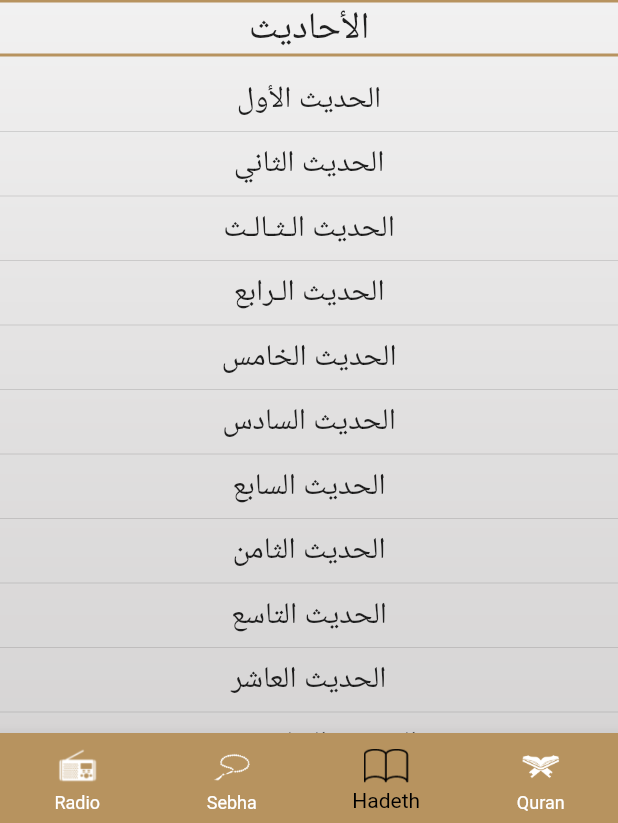
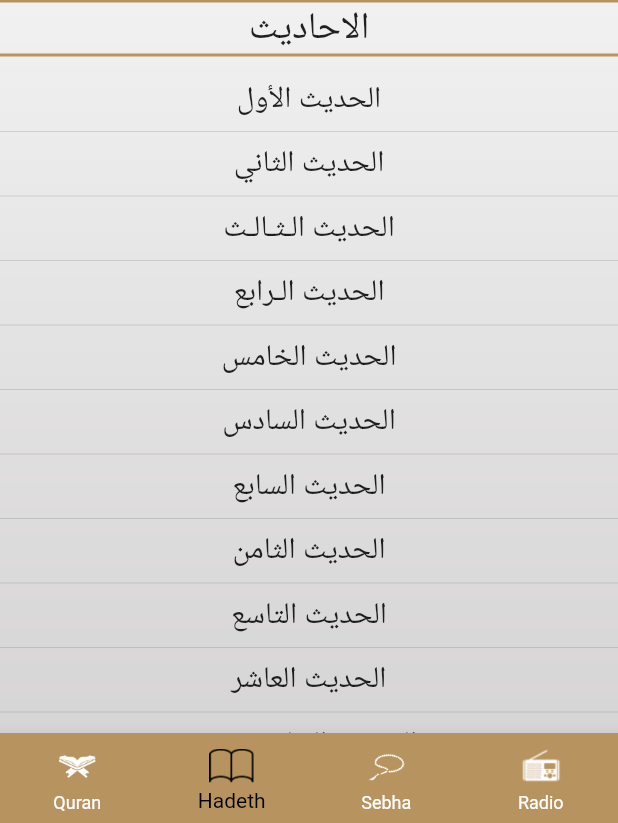
Before and after one commit to A7medabdelaty/Islami, a Flutter app: the screen it shows after launch, item 3 of the bottom bar chosen, on a phone screen of 412 x 824 dp, the part 413-1236 px from its top. Run offline on Flutter 3.47's test engine with Material 2 defaults, Android fonts, the phone set to English and light mode, and no system bars; generated files the repository leaves out were written again.

```diff
--- /dev/null
+++ b/l10n.yaml
@@ -0,0 +1,3 @@
+arb-dir: lib/l10n
+template-arb-file: app_en.arb
+output-localization-file: app_localizations.dart
--- a/lib/home_screen/hadeth_tab/hadeth_tab.dart
+++ b/lib/home_screen/hadeth_tab/hadeth_tab.dart
@@ -2,6 +2,7 @@ import 'package:flutter/material.dart';
 import 'package:flutter/services.dart';
 import 'package:islami/home_screen/hadeth_tab/hadeth_details.dart';
 import 'package:islami/theme.dart';
+import 'package:flutter_gen/gen_l10n/app_localizations.dart';
 
 class HadethTab extends StatefulWidget {
   const HadethTab({Key? key}) : super(key: key);
@@ -32,8 +33,8 @@ class _HadethTabState extends State<HadethTab> {
                   border: Border.symmetric(
                       horizontal:
                           BorderSide(color: MyTheme.mainGold, width: 2))),
-              child: const Text(
-                'الأحاديث',
+              child: Text(
+                AppLocalizations.of(context)!.ahadeth,
                 style: TextStyle(fontSize: 25),
               ),
             ),
--- a/lib/home_screen/home.dart
+++ b/lib/home_screen/home.dart
@@ -1,4 +1,5 @@
 import 'package:flutter/material.dart';
+import 'package:flutter_gen/gen_l10n/app_localizations.dart';
 import 'package:islami/home_screen/hadeth_tab/hadeth_tab.dart';
 import 'package:islami/home_screen/quran_tab/quran_tab.dart';
 import 'package:islami/home_screen/radio_tab/radio_tab.dart';
@@ -15,7 +16,7 @@ class _HomeScreenState extends State<HomeScreen> {
   List<Widget> tabs = [
     const RadioTab(),
     const SebhaTab(),
-    HadethTab(),
+    const HadethTab(),
     const QuranTab(),
   ];
 
@@ -33,8 +34,8 @@ class _HomeScreenState extends State<HomeScreen> {
         Scaffold(
           backgroundColor: Colors.transparent,
           appBar: AppBar(
-            title: const Text(
-              'إسلامي',
+            title: Text(
+              AppLocalizations.of(context)!.islamy,
             ),
           ),
           bottomNavigationBar: BottomNavigationBar(
--- a/lib/home_screen/quran_tab/quran_tab.dart
+++ b/lib/home_screen/quran_tab/quran_tab.dart
@@ -2,7 +2,7 @@ import 'package:flutter/material.dart';
 import 'package:flutter/services.dart';
 import 'package:islami/home_screen/quran_tab/sura_details.dart';
 import 'package:islami/theme.dart';
-
+import 'package:flutter_gen/gen_l10n/app_localizations.dart';
 import '../../constants.dart';
 
 class QuranTab extends StatefulWidget {
@@ -32,7 +32,7 @@ class _QuranTabState extends State<QuranTab> {
             ),
             Column(
               children: [
-                tableHead('عدد الآيات', 'اسم السورة'),
+                tableHead(AppLocalizations.of(context)!.verses_count, AppLocalizations.of(context)!.sura_name),
                 ListView.builder(
                   itemBuilder: (context, index) => tableRow(
                       versesCount.isEmpty ? '0' : versesCount[index].trim(),
--- /dev/null
+++ b/lib/l10n/app_ar.arb
@@ -0,0 +1,6 @@
+{
+    "islamy": "إسلامي",
+    "sura_name": "اسم السورة",
+    "verses_count": "عدد الايات",
+    "ahadeth": "الاحاديث"
+}
--- /dev/null
+++ b/lib/l10n/app_en.arb
@@ -0,0 +1,6 @@
+{
+    "islamy": "Islamy",
+    "sura_name": "Sura Name",
+    "verses_count": "Verses Count",
+    "ahadeth": "Ahadeth"
+}
--- a/lib/main.dart
+++ b/lib/main.dart
@@ -1,4 +1,6 @@
 import 'package:flutter/material.dart';
+import 'package:flutter_gen/gen_l10n/app_localizations.dart';
+import 'package:flutter_localizations/flutter_localizations.dart';
 import 'package:islami/home_screen/hadeth_tab/hadeth_details.dart';
 import 'package:islami/home_screen/home.dart';
 import 'package:islami/home_screen/quran_tab/sura_details.dart';
@@ -15,15 +17,26 @@ class MyApp extends StatelessWidget {
   @override
   Widget build(BuildContext context) {
     return MaterialApp(
+      locale: const Locale('ar'),
       routes: {
         SuraDetails.routeName: (context) => const SuraDetails(),
-        HadethDetails.routeName: (context) => HadethDetails(),
+        HadethDetails.routeName: (context) => const HadethDetails(),
       },
+      localizationsDelegates: const [
+        AppLocalizations.delegate,
+        GlobalMaterialLocalizations.delegate,
+        GlobalWidgetsLocalizations.delegate,
+        GlobalCupertinoLocalizations.delegate,
+      ],
+      supportedLocales: const [
+        Locale('en', ''),
+        Locale('ar', ''),
+      ],
       debugShowCheckedModeBanner: false,
       theme: MyTheme.lightTheme,
       darkTheme: MyTheme.darkTheme,
       themeMode: ThemeMode.light,
-      title: 'Islami',
+      title: 'Islamy',
       home: const HomeScreen(),
     );
   }
--- a/pubspec.yaml
+++ b/pubspec.yaml
@@ -33,6 +33,7 @@ dependencies:
     sdk: flutter
   flutter_localizations: # Add this line
     sdk: flutter         # Add this line
+  intl: ^0.17.0
 
 
   # The following adds the Cupertino Icons font to your application.
@@ -60,6 +61,7 @@ flutter:
   # included with your application, so that you can use the icons in
   # the material Icons class.
   uses-material-design: true
+  generate: true # Add this line
 
   # To add assets to your application, add an assets section, like this:
   assets:
```
Also changed, not shown: pubspec.lock.
